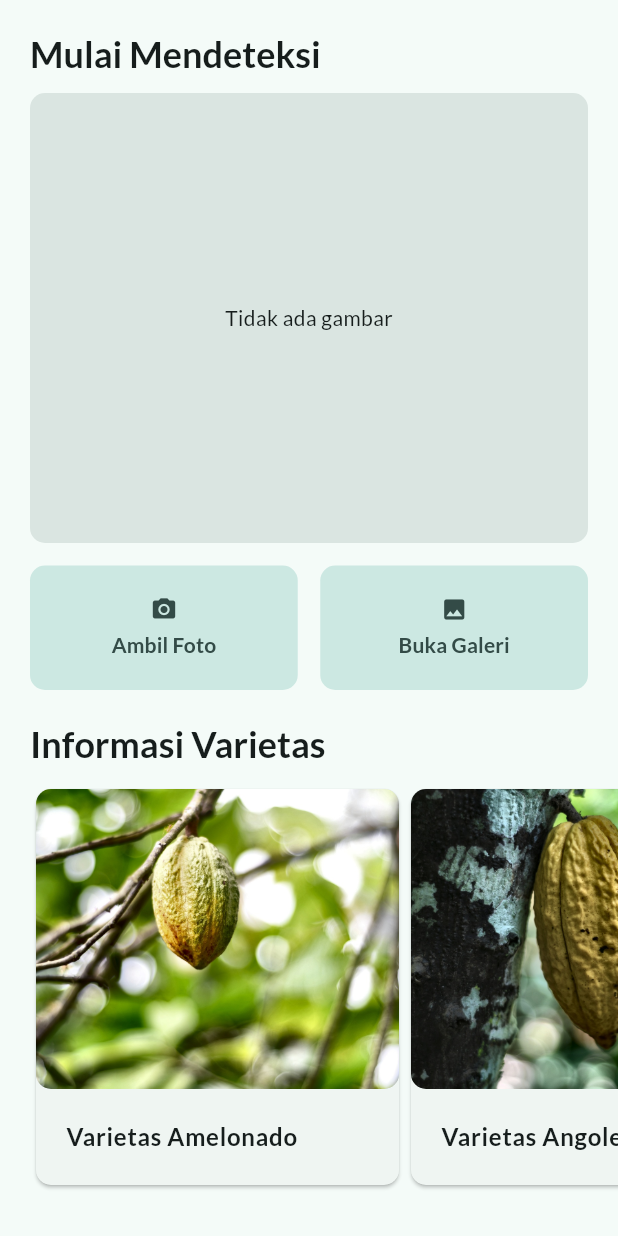
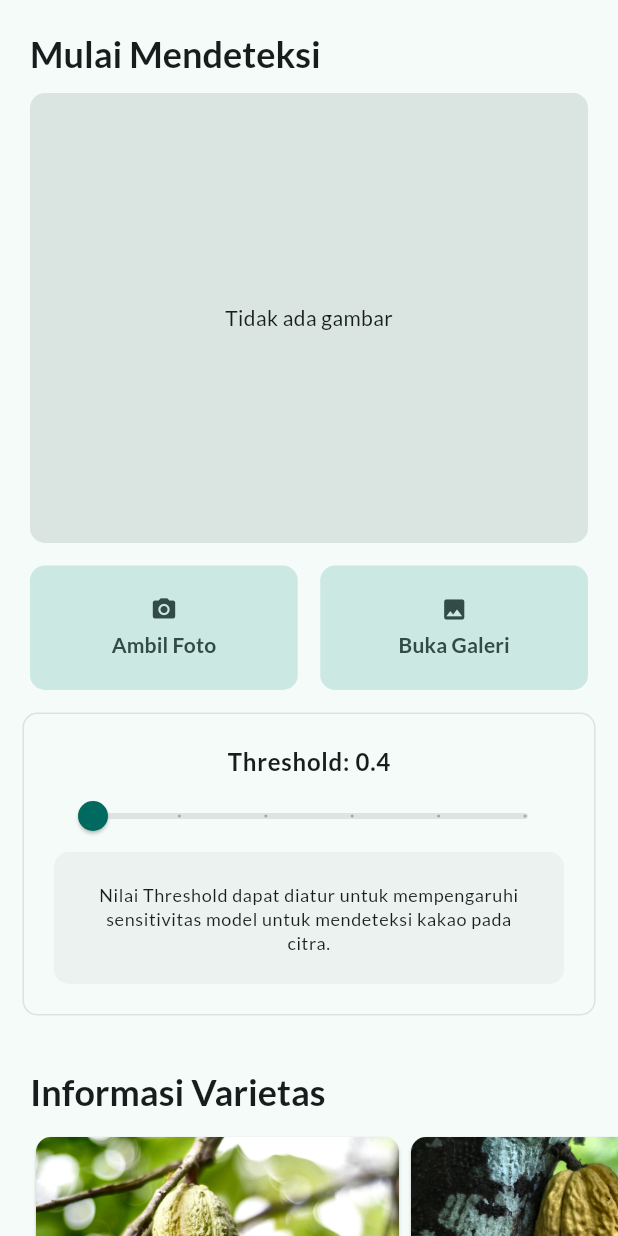
Before and after one commit to tingkatin/tflite_flutter, a Flutter app: the screen it shows after launch, on a phone screen of 412 x 824 dp. Run offline on Flutter 3.47's test engine with Material 2 defaults, Android fonts, the phone set to English and light mode, and no system bars; our stand-ins replace camera, google_fonts, image_picker, syncfusion_flutter_gauges; missing offline and left inert: resource_usage, tflite_flutter.

Commit message:
Added resource widget and threshold slider

```diff
--- a/lib/helpers/process_result.dart
+++ b/lib/helpers/process_result.dart
@@ -1,11 +1,12 @@
-Map<String, double>? processOutput(Map<String, double>? classification) {
+Map<String, double>? processOutput(
+    Map<String, double>? classification, double threshold) {
   if (classification == null) {
     return null;
   }
 
   // PIPELINE: SORT | FILTER | TO PERCENT
   var sorted = sort(classification);
-  var filtered = filter(sorted, 0.5);
+  var filtered = filter(sorted, threshold);
   var percentConverted = toPercent(filtered);
   return percentConverted;
 }
--- a/lib/pages/home.dart
+++ b/lib/pages/home.dart
@@ -29,6 +29,7 @@ class _HomeState extends State<Home> {
   File? imagePreview;
   ImagePicker imagePicker = ImagePicker();
   ImageClassificationHelper? imageClassificationHelper;
+  double threshold = 0.4;
 
   void _initializeState() {
     imageClassificationHelper = ImageClassificationHelper();
@@ -77,7 +78,7 @@ class _HomeState extends State<Home> {
         isDismissible: true,
         showDragHandle: true,
         builder: (BuildContext context) =>
-            ResultModal(processImage: processImage(imagePreview)));
+            ResultModal(processImage: processImage(imagePreview, threshold)));
 
     if (pickedImage == null) {
       // Dismiss the modal when the image picking is canceled
@@ -90,7 +91,8 @@ class _HomeState extends State<Home> {
     });
   }
 
-  Future<Map<String, dynamic>?>? processImage(File? imagePreview) async {
+  Future<Map<String, dynamic>?>? processImage(
+      File? imagePreview, double threshold) async {
     if (imagePreview != null) {
       var imageData = imagePreview.readAsBytesSync();
       var image = img.decodeImage(imageData);
@@ -113,10 +115,8 @@ class _HomeState extends State<Home> {
       double memoryDifference = (memAfter - memBefore).abs();
 
       // Preprocess Inference Output
-      var processed = processOutput(classification);
+      var processed = processOutput(classification, threshold);
 
-      // Classification is Map<String, double>
-      // Inference Time is int
       return {
         'classification': processed,
         'inferenceTime': inferenceTime,
@@ -140,7 +140,6 @@ class _HomeState extends State<Home> {
       body: SafeArea(
         child: ListView(
           children: [
-            // INFORMASI
             Padding(
               padding: const EdgeInsets.fromLTRB(Constants.padding,
                   Constants.padding, Constants.padding, Constants.padding - 10),
@@ -186,6 +185,64 @@ class _HomeState extends State<Home> {
                 ],
               ),
             ),
+
+            const SizedBox(height: Constants.distance),
+
+            Container(
+              margin:
+                  const EdgeInsets.symmetric(horizontal: Constants.distance),
+              padding: const EdgeInsets.all(Constants.padding),
+              decoration: BoxDecoration(
+                border: Border.all(color: Colors.grey.shade300),
+                borderRadius: BorderRadius.circular(Constants.borderRadius),
+              ),
+              width: double.infinity,
+              child: Column(children: [
+                // TITLE
+                Center(
+                  child: Text(
+                    "Threshold: $threshold",
+                    style: Theme.of(context)
+                        .textTheme
+                        .bodyLarge!
+                        .copyWith(fontWeight: FontWeight.bold),
+                  ),
+                ),
+
+                // SLIDER
+                Slider(
+                  value: threshold,
+                  min: 0.4,
+                  max: 0.9,
+                  divisions: 5,
+                  label: threshold.toStringAsFixed(1),
+                  onChanged: (double value) {
+                    setState(() {
+                      threshold = (value * 10).roundToDouble() / 10;
+                    });
+                  },
+                ),
+
+                // NOTICE
+                Container(
+                  padding: const EdgeInsets.all(Constants.padding),
+                  decoration: BoxDecoration(
+                    color: Theme.of(context).colorScheme.onInverseSurface,
+                    // border: Border.all(color: Colors.grey.shade300),
+                    borderRadius: BorderRadius.circular(Constants.borderRadius),
+                  ),
+                  width: double.infinity,
+                  child: Center(
+                    child: Text(
+                        "Nilai Threshold dapat diatur untuk mempengaruhi sensitivitas model untuk mendeteksi kakao pada citra.",
+                        textAlign: TextAlign.center,
+                        style: Theme.of(context).textTheme.bodySmall),
+                  ),
+                ),
+              ]),
+            ),
+
+            const SizedBox(height: Constants.distance),
 
             // INFORMASI
             Padding(
```
Also changed, not shown: lib/components/result.dart (+62 -7 lines).
